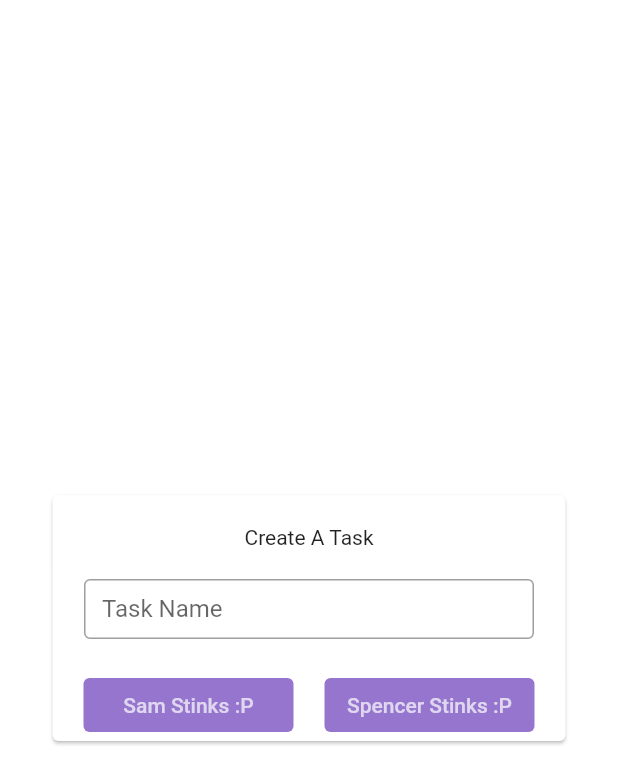
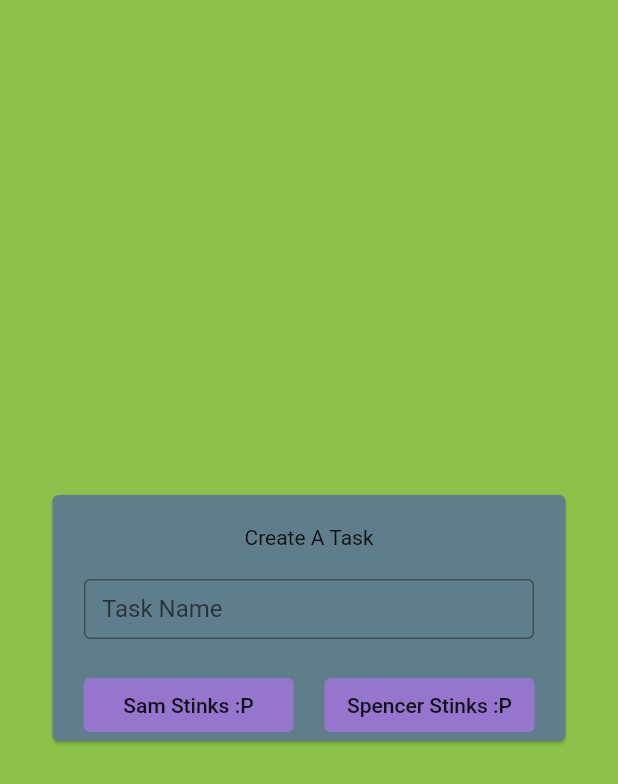
Before and after one commit to SanchoMontana/SeniorDesign_MOM, a Flutter app: the screen it shows after launch, after a tap on "Create Life : o )", on a phone screen of 412 x 824 dp. Shown: the top 784 px of the screen. Run offline on Flutter 3.47's test engine with Material 2 defaults, Android fonts, the phone set to English and light mode, and no system bars; our stand-ins replace yaml; Roboto replaces fonts that are missing (Montserrat).

Commit message:
adding theme

```diff
--- a/src/lib/custom_widgets/custom_text_button.dart
+++ b/src/lib/custom_widgets/custom_text_button.dart
@@ -1,16 +1,12 @@
 import 'package:flutter/material.dart';
 
-ButtonStyle customTextButtonStyle = ButtonStyle(
-    foregroundColor: MaterialStateProperty.all(Colors.white70),
-    backgroundColor: MaterialStateProperty.all(Colors.deepPurple[300]));
-
-SizedBox customTextButton(String buttonText) {
+SizedBox customTextButton(String buttonText, Function() onPressed,
+    {double width = 140, ButtonStyle? style}) {
   return SizedBox(
-    width: 140,
+    width: width,
     child: TextButton(
-      style: customTextButtonStyle,
-      // ignore: avoid_print
-      onPressed: () => print("test"),
+      style: style,
+      onPressed: onPressed,
       child: Text(buttonText),
     ),
   );
--- a/src/lib/main.dart
+++ b/src/lib/main.dart
@@ -3,14 +3,17 @@ import 'package:demo/pages/profile_creation_intro.dart';
 import 'package:demo/pages/profile_creation_p1.dart';
 import 'package:demo/pages/first_task_dialog.dart';
 import 'package:demo/pages/task_creation.dart';
+import 'package:demo/themes/default_theme.dart';
 import 'package:flutter/material.dart';
 import 'pages/pet_creation.dart';
 import 'package:demo/pages/task_creation.dart';
+import 'package:demo/themes/default_theme.dart';
 
 void main() {
-  runApp(const MaterialApp(
+  runApp(MaterialApp(
+    theme: DefaultTheme.defaultTheme,
     title: 'Landing Page',
-    home: CoreRunning(),
+    home: const CoreRunning(),
   ));
 }
 
@@ -19,9 +22,7 @@ class CoreRunning extends StatelessWidget {
 
   @override
   Widget build(BuildContext context) {
-    return MaterialApp(
-        home: Scaffold(
-      backgroundColor: Colors.black,
+    return Scaffold(
       body: Center(
         child: Column(
           mainAxisAlignment: MainAxisAlignment.center,
@@ -50,6 +51,6 @@ class CoreRunning extends StatelessWidget {
           ],
         ),
       ),
-    ));
+    );
   }
 }
--- a/src/lib/pages/profile_creation_intro.dart
+++ b/src/lib/pages/profile_creation_intro.dart
@@ -14,7 +14,6 @@ class ProfileCreationIntro extends StatelessWidget {
   @override
   Widget build(BuildContext context) {
     return Scaffold(
-      backgroundColor: Colors.deepPurple[200],
       body: SafeArea(
         child: Center(
           child: Column(
@@ -53,10 +52,6 @@ class ProfileCreationIntro extends StatelessWidget {
                 height: 40,
                 width: 343,
                 child: TextButton(
-                  style: TextButton.styleFrom(
-                    primary: Colors.white,
-                    backgroundColor: Colors.black87,
-                  ),
                   child: const Text("That's my name!"),
                   //TODO: figure out how to write to a yaml and save the name in the text field, currently this doesn't work
                   //not sure what else to do, since this yaml thing was a package so i dont think reading/writing is supported by default
--- a/src/lib/pages/task_creation.dart
+++ b/src/lib/pages/task_creation.dart
@@ -9,15 +9,10 @@ class TaskCreation extends StatefulWidget {
 }
 
 class _TaskCreationState extends State<TaskCreation> {
-  bool daysPressed = false;
-  bool numberPressed = false;
-
-  Color buttonSelectedColor = Colors.deepPurple[800]!;
-  Color buttonNotSelectedColor = Colors.deepPurple[300]!;
-
   @override
   Widget build(BuildContext context) {
-    return Center(
+    return Scaffold(
+      body: Center(
         child: Column(
           mainAxisAlignment: MainAxisAlignment.center,
           crossAxisAlignment: CrossAxisAlignment.center,
@@ -26,6 +21,7 @@ class _TaskCreationState extends State<TaskCreation> {
               width: 350,
               child: Center(
                 child: Card(
+                  color: Colors.blueGrey[500],
                   child: Column(
                     children: [
                       const Padding(
@@ -46,8 +42,8 @@ class _TaskCreationState extends State<TaskCreation> {
                       Row(
                         mainAxisAlignment: MainAxisAlignment.spaceEvenly,
                         children: [
-                        customTextButton("Sam Stinks :P"),
-                        customTextButton("Spencer Stinks :P"),
+                          customTextButton("Sam Stinks :P", holder),
+                          customTextButton("Spencer Stinks :P", holder),
                         ],
                       ),
                     ],
@@ -57,6 +53,11 @@ class _TaskCreationState extends State<TaskCreation> {
             ),
           ],
         ),
+      ),
     );
   }
 }
+
+void holder() {
+  return;
+}
--- a/src/lib/themes/default_theme.dart
+++ b/src/lib/themes/default_theme.dart
@@ -1,15 +1,32 @@
 import 'package:flutter/material.dart';
 
+Color textButtonColor = Colors.deepPurple[300]!;
+Color textButtonSelectedColor = Colors.deepPurple[800]!;
+Color textButtonTextColor = Colors.black87;
+
 class DefaultTheme {
-  static ThemeData get defaultTheme { //1
-    return ThemeData( //2
+  static ThemeData get defaultTheme {
+    return ThemeData(
       primaryColor: Colors.purple,
-      scaffoldBackgroundColor: Colors.white,
-      fontFamily: 'Montserrat', //3
-      buttonTheme: ButtonThemeData( // 4
-        shape: RoundedRectangleBorder(borderRadius: BorderRadius.circular(18.0)),
-        buttonColor: CustomColors.lightPurple,
-      )
+      scaffoldBackgroundColor: Colors.lightGreen,
+      fontFamily:
+          'Montserrat', //doesn't actually work because i dont have this font installed
+      cardColor: Colors.blueGrey[500],
+      textButtonTheme: TextButtonThemeData(
+        style: ButtonStyle(
+          backgroundColor: MaterialStateProperty.all(textButtonColor),
+          foregroundColor: MaterialStateProperty.all(textButtonTextColor),
+        ),
+      ),
+    );
+  }
+
+  static TextButtonThemeData get textButtonSelectedTheme {
+    return TextButtonThemeData(
+      style: ButtonStyle(
+        backgroundColor: MaterialStateProperty.all(textButtonSelectedColor),
+        foregroundColor: MaterialStateProperty.all(textButtonTextColor),
+      ),
     );
   }
 }
```
Also changed, not shown: src/lib/pages/profile_creation_p1.dart (+0 -29 lines). Lines whose indentation alone changed are shown as unchanged.
